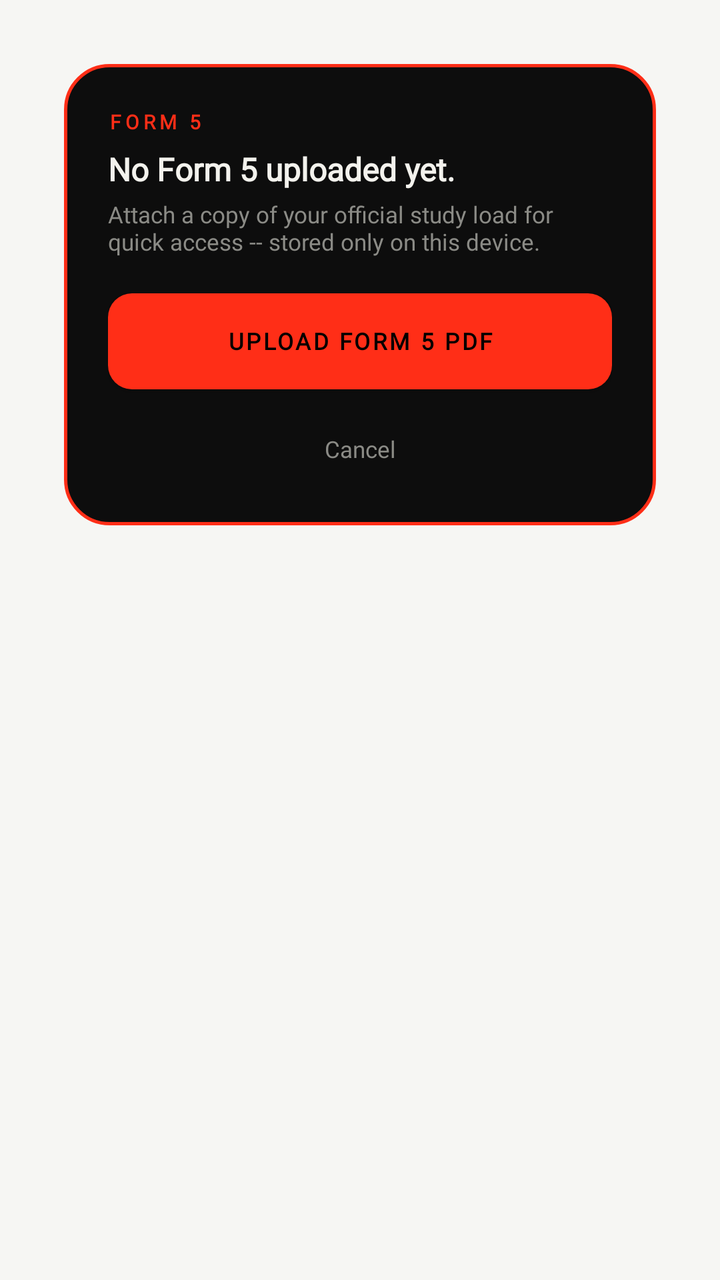
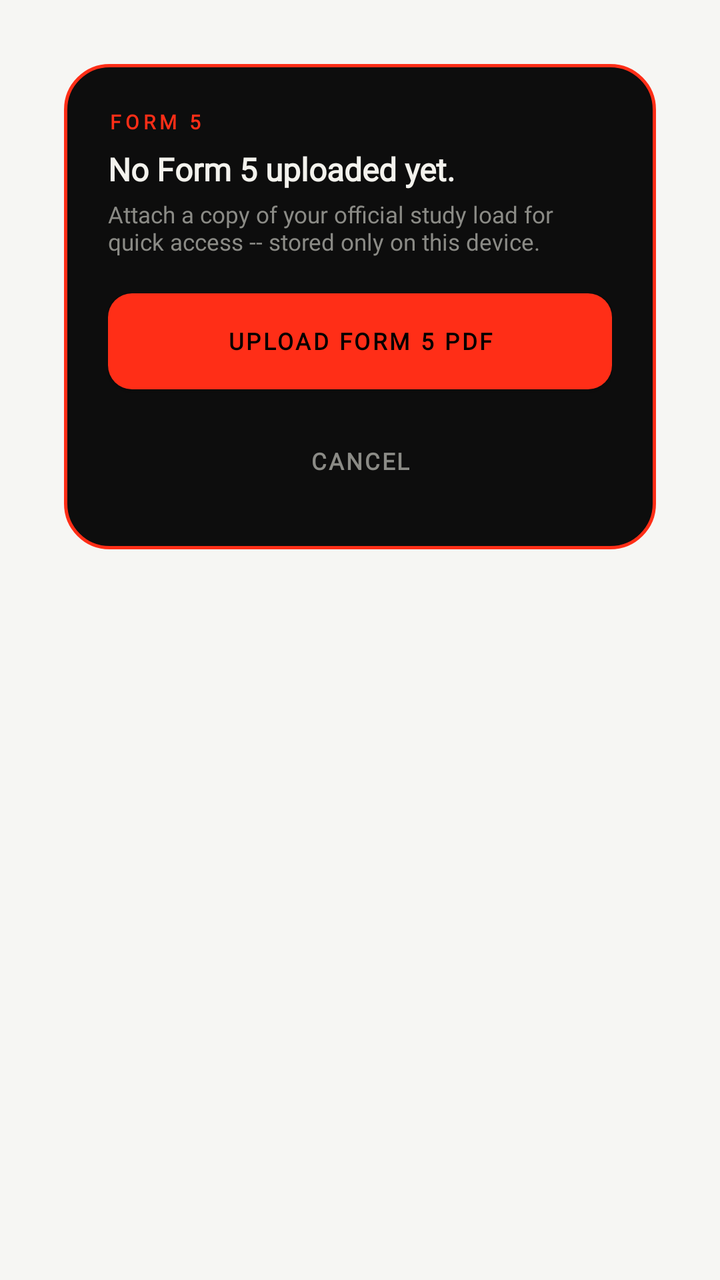

Before-and-after screenshots of an Android layout around one commit, followed by the original layout XML and the change that was made.
<!-- AndroidManifest.xml: application theme Theme.CRSScheduler.GE -->
<!-- res/layout/activity_widget_form5_ne.xml -->
<?xml version="1.0" encoding="utf-8"?>
<FrameLayout xmlns:android="http://schemas.android.com/apk/res/android"
    android:layout_width="match_parent"
    android:layout_height="match_parent"
    android:gravity="center"
    android:padding="32dp">

    <LinearLayout
        android:layout_width="match_parent"
        android:layout_height="wrap_content"
        android:orientation="vertical"
        android:padding="22dp"
        android:background="@drawable/card_bg_now_ne">

        <TextView
            android:layout_width="match_parent"
            android:layout_height="wrap_content"
            android:text="FORM 5"
            android:textColor="@color/ne_accent"
            android:textSize="10sp"
            android:letterSpacing="0.2"
            android:textStyle="bold"
            android:fontFamily="@font/jetbrains_mono_bold" />

        <TextView
            android:layout_width="match_parent"
            android:layout_height="wrap_content"
            android:layout_marginTop="6dp"
            android:text="No Form 5 uploaded yet."
            android:textColor="@color/ne_ink"
            android:textStyle="bold"
            android:textSize="16sp"
            android:fontFamily="@font/jetbrains_mono_bold" />

        <TextView
            android:layout_width="match_parent"
            android:layout_height="wrap_content"
            android:layout_marginTop="4dp"
            android:text="Attach a copy of your official study load for quick access -- stored only on this device."
            android:textColor="@color/ne_ink_dim"
            android:textSize="11.5sp"
            android:fontFamily="@font/jetbrains_mono" />

        <Button
            android:id="@+id/btn_upload_form5"
            android:layout_width="match_parent"
            android:layout_height="wrap_content"
            android:layout_marginTop="18dp"
            android:minHeight="48dp"
            android:text="UPLOAD FORM 5 PDF"
            android:textColor="@color/ne_bg"
            android:textSize="11.5sp"
            android:letterSpacing="0.1"
            android:background="@drawable/btn_bg_ne"
            android:backgroundTint="@color/ne_accent"
            android:foreground="@drawable/ripple_rounded_12dp_ne"
            android:textStyle="bold"
            android:fontFamily="@font/jetbrains_mono_bold" />

        <TextView
            android:id="@+id/btn_cancel"
            android:layout_width="match_parent"
            android:layout_height="wrap_content"
            android:layout_marginTop="14dp"
            android:minHeight="32dp"
            android:gravity="center"
            android:text="Cancel"
            android:textColor="@color/ne_ink_dim"
            android:textSize="11.5sp"
            android:clickable="true"
            android:focusable="true"
            android:foreground="@drawable/ripple_rounded_10dp_ne"
            android:fontFamily="@font/jetbrains_mono" />
    </LinearLayout>
</FrameLayout>
<!-- resources referenced by this layout -->
<resources>
  <color name="ne_accent">#FF2E17</color>
  <color name="ne_bg">#000000</color>
  <color name="ne_ink">#F3F2ED</color>
  <color name="ne_ink_dim">#8B8B86</color>
  <!-- drawable btn_bg_ne (drawable) -->
  <?xml version="1.0" encoding="utf-8"?>
  <shape xmlns:android="http://schemas.android.com/apk/res/android">
      <solid android:color="@color/ne_accent" />
      <corners android:radius="12dp" />
  </shape>
  <!-- drawable card_bg_now_ne (drawable) -->
  <?xml version="1.0" encoding="utf-8"?>
  <shape xmlns:android="http://schemas.android.com/apk/res/android">
      <solid android:color="@color/ne_surface" />
      <corners android:radius="22dp" />
      <stroke android:width="1.5dp" android:color="@color/ne_accent" />
  </shape>
  <!-- drawable ripple_rounded_10dp_ne (drawable) -->
  <?xml version="1.0" encoding="utf-8"?>
  <ripple xmlns:android="http://schemas.android.com/apk/res/android"
      android:color="@color/ne_line_strong">
      <item android:id="@android:id/mask">
          <shape android:shape="rectangle">
              <solid android:color="@android:color/white" />
              <corners android:radius="10dp" />
          </shape>
      </item>
  </ripple>
  <!-- drawable ripple_rounded_12dp_ne (drawable) -->
  <?xml version="1.0" encoding="utf-8"?>
  <ripple xmlns:android="http://schemas.android.com/apk/res/android"
      android:color="@color/ne_line_strong">
      <item android:id="@android:id/mask">
          <shape android:shape="rectangle">
              <solid android:color="@android:color/white" />
              <corners android:radius="12dp" />
          </shape>
      </item>
  </ripple>
  <style name="Theme.CRSScheduler.GE" parent="Theme.AppCompat.DayNight.NoActionBar">
          <item name="android:windowBackground">@color/ge_bg</item>
          <item name="colorPrimary">@color/ge_accent</item>
          <item name="colorPrimaryDark">@color/ge_bg</item>
          <item name="colorAccent">@color/ge_accent</item>
      </style>
  <color name="ne_surface">#0D0D0D</color>
  <color name="ne_line_strong">#38FFFFFF</color>
  <color name="ge_bg">#F6F6F3</color>
  <color name="ge_accent">#7B1113</color>
</resources>

<!-- the commit's change to res/layout/activity_widget_form5_ne.xml (unified diff, before → after) -->
@@ -6,6 +6,7 @@
     android:padding="32dp">
 
     <LinearLayout
+        android:id="@+id/dialog_card_root"
         android:layout_width="match_parent"
         android:layout_height="wrap_content"
         android:orientation="vertical"
@@ -15,7 +16,8 @@
         <TextView
             android:layout_width="match_parent"
             android:layout_height="wrap_content"
-            android:text="FORM 5"
+        android:id="@+id/dialog_form5_eyebrow"
+        android:text="FORM 5"
             android:textColor="@color/ne_accent"
             android:textSize="10sp"
             android:letterSpacing="0.2"
@@ -26,7 +28,8 @@
             android:layout_width="match_parent"
             android:layout_height="wrap_content"
             android:layout_marginTop="6dp"
-            android:text="No Form 5 uploaded yet."
+        android:id="@+id/dialog_form5_title"
+        android:text="No Form 5 uploaded yet."
             android:textColor="@color/ne_ink"
             android:textStyle="bold"
             android:textSize="16sp"
@@ -36,6 +39,7 @@
             android:layout_width="match_parent"
             android:layout_height="wrap_content"
             android:layout_marginTop="4dp"
+            android:id="@+id/dialog_form5_body"
             android:text="Attach a copy of your official study load for quick access -- stored only on this device."
             android:textColor="@color/ne_ink_dim"
             android:textSize="11.5sp"
@@ -62,9 +66,11 @@
             android:layout_width="match_parent"
             android:layout_height="wrap_content"
             android:layout_marginTop="14dp"
-            android:minHeight="32dp"
+            android:minHeight="44dp"
             android:gravity="center"
-            android:text="Cancel"
+            android:letterSpacing="0.08"
+            android:textStyle="bold"
+            android:text="CANCEL"
             android:textColor="@color/ne_ink_dim"
             android:textSize="11.5sp"
             android:clickable="true"
